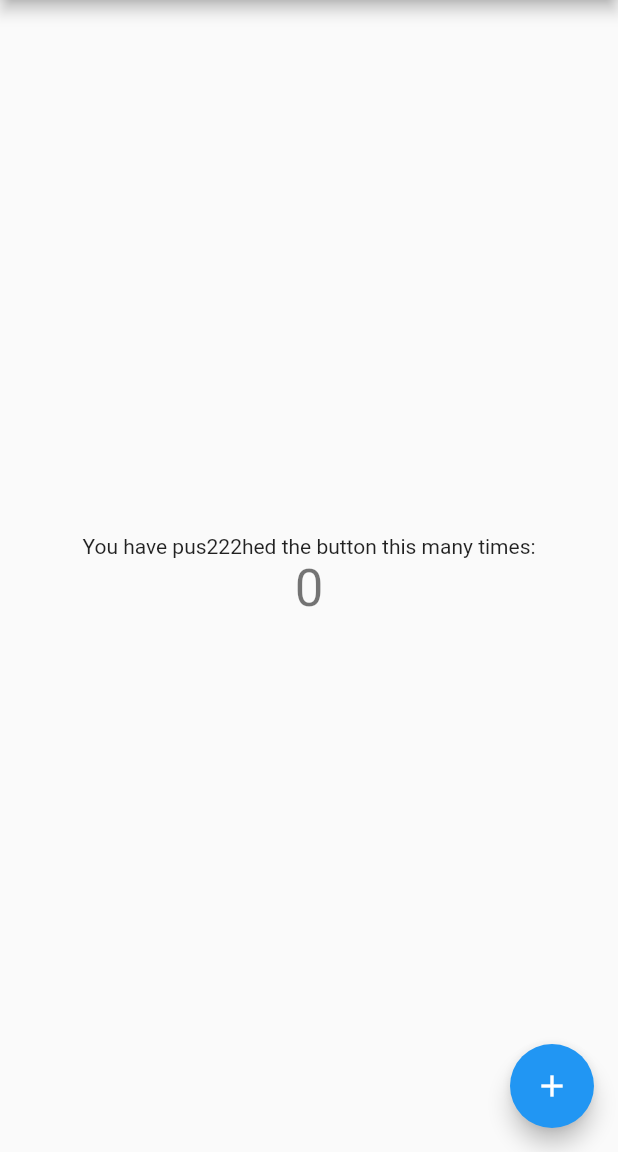
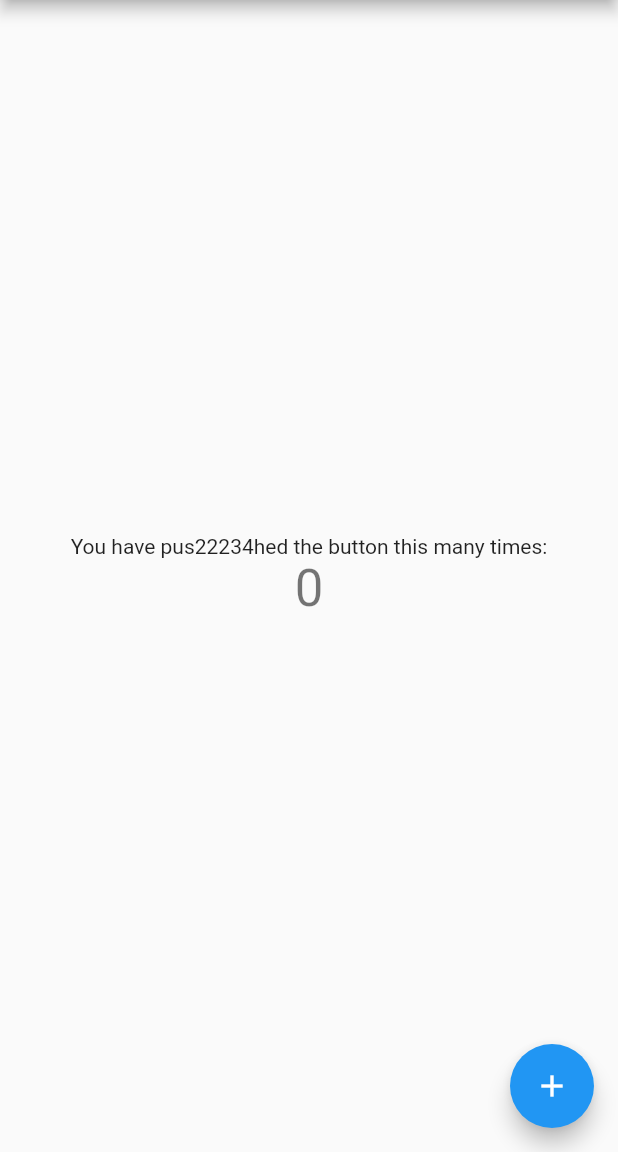
Before and after one commit to aliefalhadi/flutter_codemagic, a Flutter app: the screen it shows after launch, on a phone screen of 412 x 824 dp, the part 84-1236 px from its top. Run offline on Flutter 3.47's test engine with Material 2 defaults, Android fonts, the phone set to English and light mode, and no system bars.

Commit message:
update version 1.0.5+6

```diff
--- a/lib/main.dart
+++ b/lib/main.dart
@@ -96,7 +96,7 @@ class _MyHomePageState extends State<MyHomePage> {
           mainAxisAlignment: MainAxisAlignment.center,
           children: <Widget>[
             const Text(
-              'You have pus222hed the button this many times:',
+              'You have pus22234hed the button this many times:',
             ),
             Text(
               '$_counter',
@@ -107,7 +107,7 @@ class _MyHomePageState extends State<MyHomePage> {
       ),
       floatingActionButton: FloatingActionButton(
         onPressed: _incrementCounter,
-        tooltip: 'Incremen23445t',
+        tooltip: 'Increme44n23445t',
         child: const Icon(Icons.add),
       ), // This trailing comma makes auto-formatting nicer for build methods.
     );
--- a/pubspec.yaml
+++ b/pubspec.yaml
@@ -16,7 +16,7 @@ publish_to: 'none' # Remove this line if you wish to publish to pub.dev
 # https://developer.apple.com/library/archive/documentation/General/Reference/InfoPlistKeyReference/Articles/CoreFoundationKeys.html
 # In Windows, build-name is used as the major, minor, and patch parts
 # of the product and file versions while build-number is used as the build suffix.
-version: 1.0.4+5
+version: 1.0.5+6
 
 environment:
   sdk: '>=2.19.6 <3.0.0'
```
